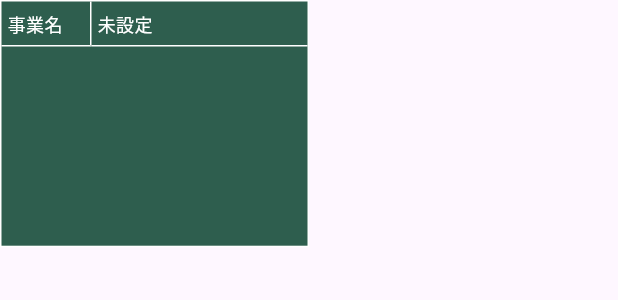
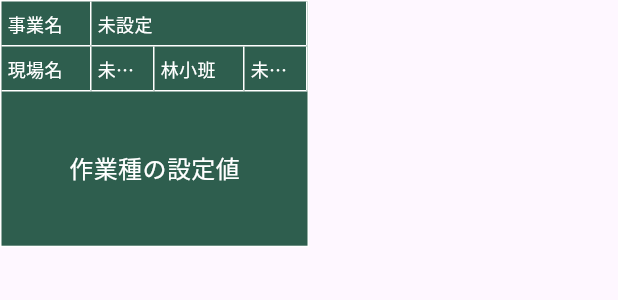
Before and after one commit to tm-qc/work_photo_app_sample, a Flutter app: the BlackboardWidget widget shown alone on an empty page, opened directly, on a phone screen of 412 x 824 dp. Shown: the top 300 px of the screen. Run offline on Flutter 3.47's test engine with Material 3 defaults, Android fonts, the phone set to English and light mode, and no system bars; our stand-ins replace camera, logger, shared_preferences; accounts and stored records are empty.

Commit message:
【カメラプレビュー黒板作成中】自分で黒板のデザイン作成。とりあえず最低限黒板レイアウト完成
この後黒板本体、ラベル、値の領域で二重になる件の調整

- lib/ui/camera/widgets/blackboard_widget.dart：カメラプレビューに表示する黒板のMain Widget
- lib/ui/camera/widgets/blackboard_label.dart：ラベルの共通パーツ
- lib/ui/camera/widgets/blackboard_value.dart：値表示箇所の共通パーツ

全体残作業
・一部改修の余地ありはTODOで残してる

※関係性について

Screen(Widget)
MainのUI画面
基本的にViewModel経由で情報を取得する
ただし、Model の定数や固定メニューは直接参照OK

ViewModel
State定義し、Serviceを参照し情報を取得しScreenに渡す

Service
Modelからデータを参照し処理し、ViewModelに渡す

Model
このWidget（Screen）で使うデータを定義する
プルダウンメニューの内容も定義するのでScreenから直接参照される時もある

```diff
--- a/lib/ui/camera/widgets/blackboard_value.dart
+++ b/lib/ui/camera/widgets/blackboard_value.dart
@@ -20,12 +20,15 @@ class BlackboardValue extends StatelessWidget {
         padding: const EdgeInsets.symmetric(horizontal: 4.0, vertical: 6.0),
         decoration: const BoxDecoration(
           border: Border(
+            right: BorderSide(color: Colors.white, width: 1),
             bottom: BorderSide(color: Colors.white, width: 1),
           ),
         ),
         child: Text(
           text,
           style: const TextStyle(color: Colors.white, fontSize: 12),
+          overflow: TextOverflow.ellipsis, // 文字数が多すぎる場合に「…」で表示を切れる
+          maxLines: 1,                     // 複数行にしない
         ),
       ),
     );
--- a/lib/ui/camera/widgets/blackboard_widget.dart
+++ b/lib/ui/camera/widgets/blackboard_widget.dart
@@ -57,11 +57,6 @@ class BlackboardWidget extends StatelessWidget {
         // Container（親の枠）の幅横幅いっぱいに子要素を広げる
         crossAxisAlignment: CrossAxisAlignment.stretch,
 
-        // TODO:黒板の行単位の高さなどの設定については出来なかったので保留
-        // 一旦事業名の行だけ高さを指定しようとしたが、FlutterのUI構築の仕組みが予想以上に意味がわからなかった
-        // 何かしらの親要素追加が必要+ネスト深まる+閉じタグつけにくい+何が必要なのか不規則で独自性がすごい
-        // などで法則性がなく、予想以上にわからずに詰みました。
-        // 他の事終わってまた余裕あったらする
 
         // children：複数の子Widgetを指定する場合に使う。childで書いたらエラーにあるので直せばOK
         // ※Row や Column は、複数のWidgetを受け取る前提で作られているので、常に children を使います。
@@ -71,7 +66,6 @@ class BlackboardWidget extends StatelessWidget {
           //
           // ContainerとExpandedで構成されるが、共通のレイアウトでそろえる場合は
           // 小さなWidgetに切り出して使うのが一般的らしい
-
           // Row：要素を横並びにする
           Row(
             children: [
@@ -85,90 +79,33 @@ class BlackboardWidget extends StatelessWidget {
           ),
 
           // 2行目：現場名と林小班を横に並べる
-          // IntrinsicHeight( // 高さを内容に合わせる
-          //   child: Row(
-          //     crossAxisAlignment: CrossAxisAlignment.stretch,
-          //     children: [
-          //       // 現場名ラベル
-          //       Container(
-          //         width: 60,
-          //         padding: const EdgeInsets.symmetric(horizontal: 4.0, vertical: 6.0),
-          //         decoration: const BoxDecoration(
-          //           border: Border(
-          //             right: BorderSide(color: Colors.white, width: 1),
-          //             bottom: BorderSide(color: Colors.white, width: 1),
-          //           ),
-          //         ),
-          //         child: const Text(
-          //           '現場名',
-          //           style: TextStyle(color: Colors.white, fontSize: 12),
-          //         ),
-          //       ),
-          //       // 現場名の値
-          //       Expanded(
-          //         flex: 3,
-          //         child: Container(
-          //           padding: const EdgeInsets.symmetric(horizontal: 4.0, vertical: 6.0),
-          //           decoration: const BoxDecoration(
-          //             border: Border(
-          //               right: BorderSide(color: Colors.white, width: 1),
-          //               bottom: BorderSide(color: Colors.white, width: 1),
-          //             ),
-          //           ),
-          //           child: const Text(
-          //             '現場名の設定値',
-          //             style: TextStyle(color: Colors.white, fontSize: 12),
-          //           ),
-          //         ),
-          //       ),
-          //       // 林小班ラベル
-          //       Container(
-          //         width: 60,
-          //         padding: const EdgeInsets.symmetric(horizontal: 4.0, vertical: 6.0),
-          //         decoration: const BoxDecoration(
-          //           border: Border(
-          //             right: BorderSide(color: Colors.white, width: 1),
-          //             bottom: BorderSide(color: Colors.white, width: 1),
-          //           ),
-          //         ),
-          //         child: const Text(
-          //           '林小班',
-          //           style: TextStyle(color: Colors.white, fontSize: 12),
-          //         ),
-          //       ),
-          //       // 林小班の値
-          //       Expanded(
-          //         flex: 3,
-          //         child: Container(
-          //           padding: const EdgeInsets.symmetric(horizontal: 4.0, vertical: 6.0),
-          //           decoration: const BoxDecoration(
-          //             border: Border(
-          //               bottom: BorderSide(color: Colors.white, width: 1),
-          //             ),
-          //           ),
-          //           child: const Text(
-          //             '林小班の設定値',
-          //             style: TextStyle(color: Colors.white, fontSize: 12),
-          //           ),
-          //         ),
-          //       ),
-          //     ],
-          //   ),
-          // ),
+          Row(
+            children: [
+              // 現場名ラベル
+              const BlackboardLabel(text: '現場名'),
+              // 値
+              const BlackboardValue(),
+              // 林小班ラベル
+              const BlackboardLabel(text: '林小班'),
+              // 値
+              const BlackboardValue(),
+            ],
+          ),
 
           // 3行目：作業種の設定値
-          // Container(
-          //   padding: const EdgeInsets.symmetric(vertical: 12.0, horizontal: 4.0),
-          //   alignment: Alignment.center,
-          //   child: const Text(
-          //     '作業種の設定値',
-          //     style: TextStyle(
-          //       color: Colors.white,
-          //       fontSize: 16,
-          //       fontWeight: FontWeight.bold,
-          //     ),
-          //   ),
-          // ),
+          // 作業種だけラベルなし、値の枠の大きさが特殊なので共通パーツBlackboardValueは使わない
+          // Expanded 自体が「空間を均等に割る役割」
+          Expanded(
+            child: Align(
+              child: const Text(
+                '作業種の設定値',
+                style: TextStyle(
+                  color: Colors.white,
+                  fontSize: 16,
+                ),
+              ),
+            )
+          ),
         ],
       ),
     );
```
